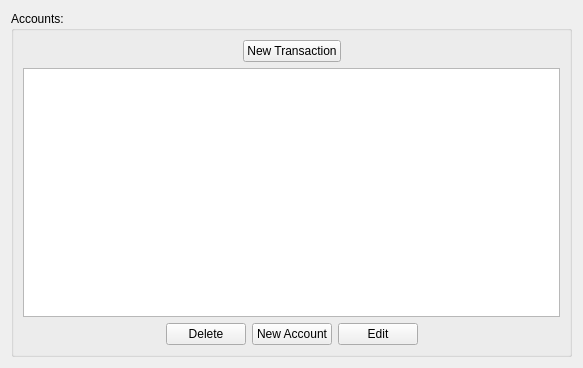
The window that source/gui/main_widgets/ManageAccounts.ui (BeenEncoded/check_book_program) describes before a commit, drawn with Qt 5.
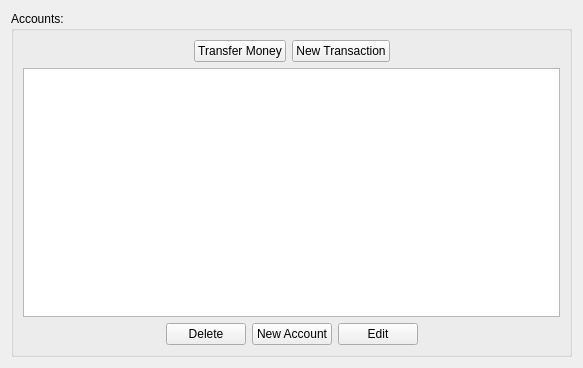
The same window after the commit.

Commit message:
User can now transfer money between accounts
Added MoneyTransfer ui;
Fixed a bug in the file_loader;

```diff
--- a/source/gui/main_widgets/ManageAccounts.ui
+++ b/source/gui/main_widgets/ManageAccounts.ui
@@ -35,6 +35,13 @@
           </property>
          </spacer>
         </item>
+        <item>
+         <widget class="QPushButton" name="transfer_button">
+          <property name="text">
+           <string>Transfer Money</string>
+          </property>
+         </widget>
+        </item>
         <item>
          <widget class="QPushButton" name="new_transaction_button">
           <property name="toolTip">
```
Left out of the diff: 37 changed lines with no effect on the pictures. The commit also changes 12 other files.
